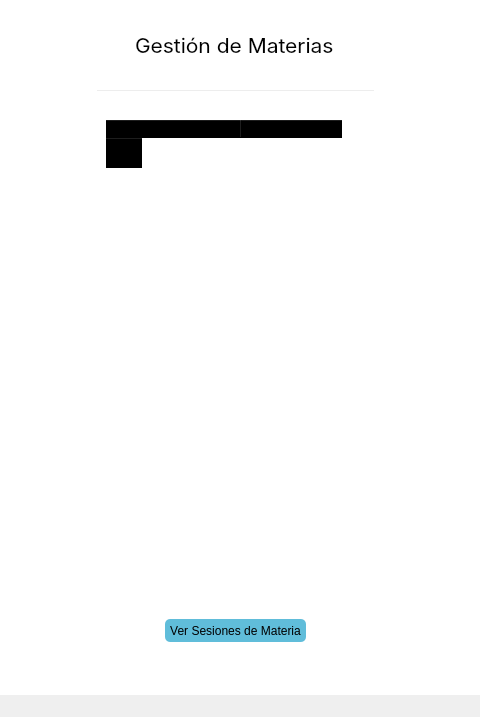
Qt form ui/diseno_profesor.ui (Cristian23988/ProyectoGrado) before a commit; both pictures show x 284 to 764 and y 0 to 717 of the 1176 by 717 pixel window.
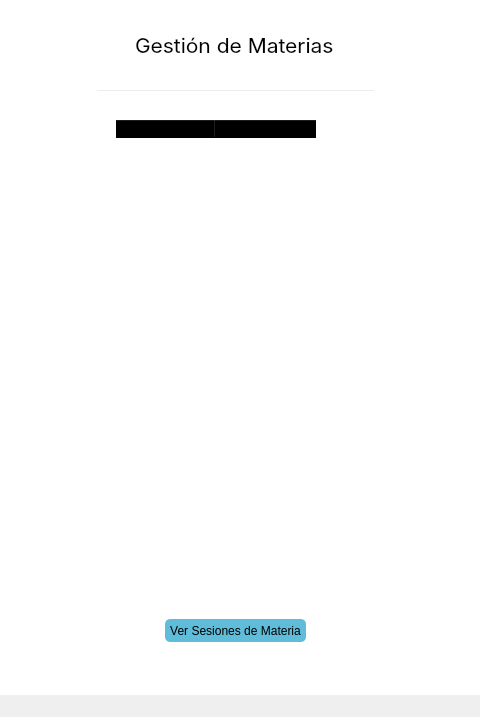
The same form after that commit. Icons and pictures are not drawn.

Commit message: seleccion y carga de materias y sesiones

```diff
--- a/ui/diseno_profesor.ui
+++ b/ui/diseno_profesor.ui
@@ -788,7 +788,7 @@
              <widget class="QTableWidget" name="table_temas">
               <property name="geometry">
                <rect>
-                <x>220</x>
+                <x>230</x>
                 <y>100</y>
                 <width>261</width>
                 <height>481</height>
@@ -809,11 +809,6 @@
               <property name="cornerButtonEnabled">
                <bool>true</bool>
               </property>
-              <row>
-               <property name="text">
-                <string>row 1</string>
-               </property>
-              </row>
               <column>
                <property name="text">
                 <string>Código</string>
@@ -824,18 +819,6 @@
                 <string>Nombre</string>
                </property>
               </column>
-              <item row="0" column="1">
-               <property name="text">
-                <string/>
-               </property>
-               <property name="icon">
-                <iconset>
-                 <normaloff>../src/icons/icon_quiz.png</normaloff>../src/icons/icon_quiz.png</iconset>
-               </property>
-               <property name="flags">
-                <set>ItemIsSelectable|ItemIsDragEnabled|ItemIsUserCheckable</set>
-               </property>
-              </item>
              </widget>
              <widget class="QLabel" name="label_materias_title">
               <property name="geometry">
```
Left out of the diff: 4 changed lines with no effect on the pictures. The commit also changes 2 other files.
